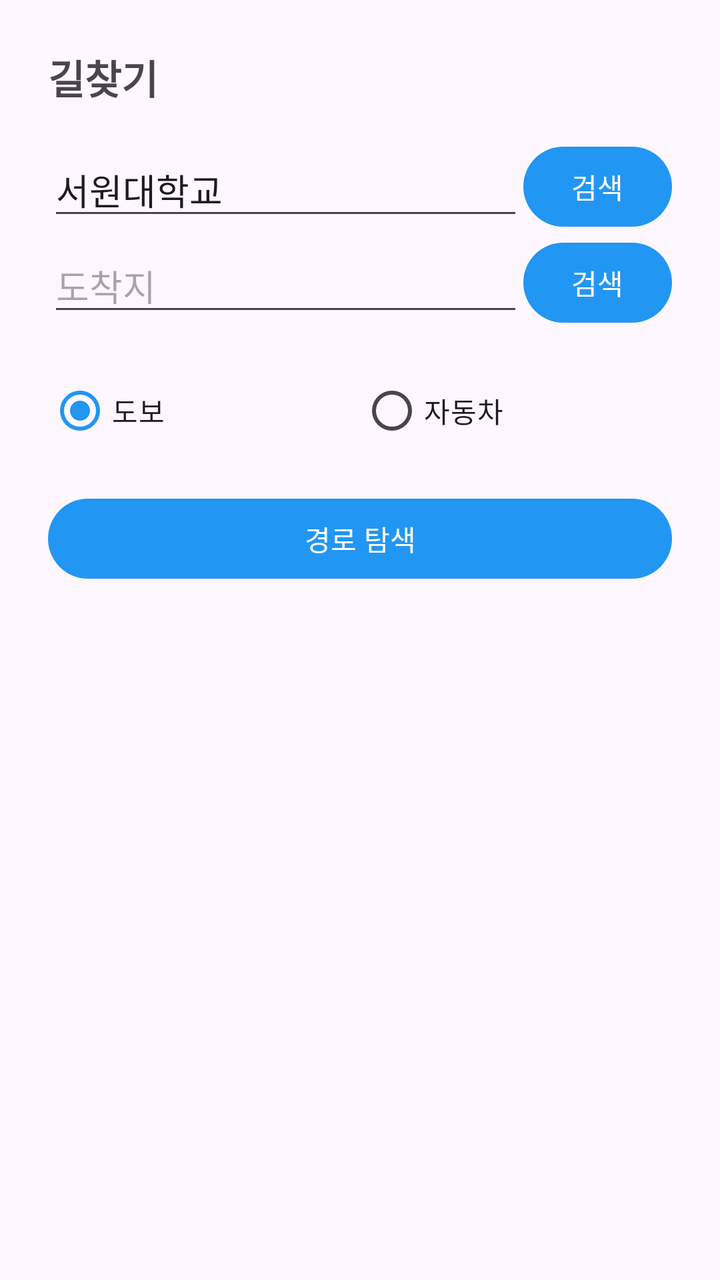
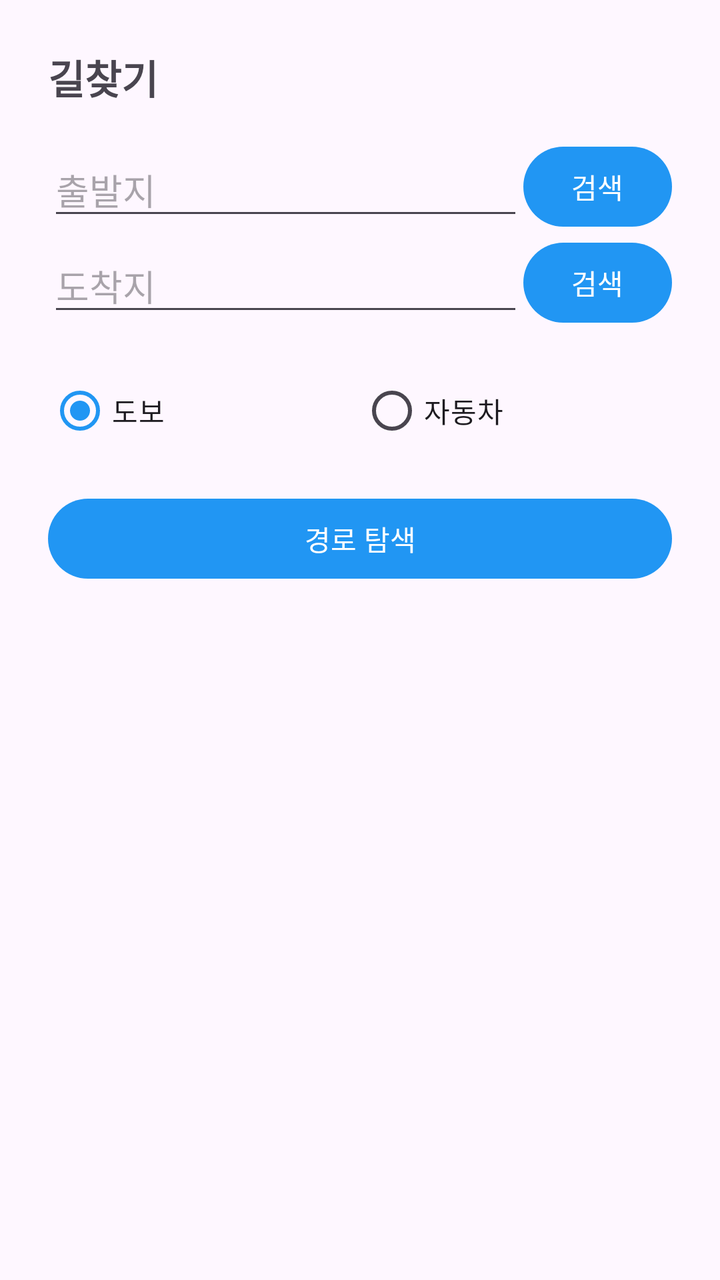

Compare the two renders of this Android layout. The source of the first and the diff that turns it into the second are given below.
<!-- AndroidManifest.xml: application theme Theme.SocialMyMap -->
<!-- res/layout/dialog_directions.xml -->
<?xml version="1.0" encoding="utf-8"?>
<LinearLayout xmlns:android="http://schemas.android.com/apk/res/android"
    android:layout_width="match_parent"
    android:layout_height="wrap_content"
    android:orientation="vertical"
    android:padding="24dp">

    <TextView
        android:layout_width="wrap_content"
        android:layout_height="wrap_content"
        android:text="길찾기"
        android:textSize="20sp"
        android:textStyle="bold"
        android:layout_marginBottom="16dp"/>

    <LinearLayout
        android:layout_width="match_parent"
        android:layout_height="wrap_content"
        android:orientation="horizontal"
        android:gravity="center_vertical">
        <EditText
            android:id="@+id/et_start_location"
            android:layout_width="0dp"
            android:layout_height="wrap_content"
            android:layout_weight="1"
            android:hint="출발지"
            android:text="서원대학교"
            android:maxLines="1"/>
        <Button
            android:id="@+id/btn_search_start"
            android:layout_width="wrap_content"
            android:layout_height="wrap_content"
            android:minWidth="60dp"
            android:text="검색"/>
    </LinearLayout>

    <LinearLayout
        android:layout_width="match_parent"
        android:layout_height="wrap_content"
        android:orientation="horizontal"
        android:gravity="center_vertical"
        android:layout_marginBottom="16dp">
        <EditText
            android:id="@+id/et_end_location"
            android:layout_width="0dp"
            android:layout_height="wrap_content"
            android:layout_weight="1"
            android:hint="도착지"
            android:maxLines="1"/>
        <Button
            android:id="@+id/btn_search_end"
            android:layout_width="wrap_content"
            android:layout_height="wrap_content"
            android:minWidth="60dp"
            android:text="검색"/>
    </LinearLayout>


    <RadioGroup
        android:id="@+id/rg_transport_mode"
        android:layout_width="match_parent"
        android:layout_height="wrap_content"
        android:orientation="horizontal"
        android:layout_marginBottom="16dp">

        <RadioButton
            android:id="@+id/rb_walk"
            android:layout_width="0dp"
            android:layout_height="wrap_content"
            android:layout_weight="1"
            android:text="도보"
            android:checked="true"/>

        <RadioButton
            android:id="@+id/rb_car"
            android:layout_width="0dp"
            android:layout_height="wrap_content"
            android:layout_weight="1"
            android:text="자동차"/>
    </RadioGroup>

    <Button
        android:id="@+id/btn_find_route"
        android:layout_width="match_parent"
        android:layout_height="wrap_content"
        android:text="경로 탐색"/>

</LinearLayout>
<!-- resources referenced by this layout -->
<resources>
  <style name="Theme.SocialMyMap" parent="Base.Theme.SocialMyMap" />
  <style name="Base.Theme.SocialMyMap" parent="Theme.Material3.DayNight">
      
      <item name="colorPrimary">#2196F3</item>
      <item name="colorPrimaryVariant">#1976D2</item>
      <item name="colorOnPrimary">@color/white</item>
      
      <item name="colorSecondary">#03A9F4</item>
      <item name="colorSecondaryVariant">#0288D1</item>
      <item name="colorOnSecondary">@color/black</item>
      
      <item name="android:statusBarColor" tools:targetApi="l">?attr/colorPrimaryVariant</item>
      
    </style>
  <color name="white">#FFFFFFFF</color>
  <color name="black">#FF000000</color>
</resources>

<!-- the commit's change to res/layout/dialog_directions.xml (unified diff, before → after) -->
@@ -24,7 +24,6 @@
             android:layout_height="wrap_content"
             android:layout_weight="1"
             android:hint="출발지"
-            android:text="서원대학교"
             android:maxLines="1"/>
         <Button
             android:id="@+id/btn_search_start"
